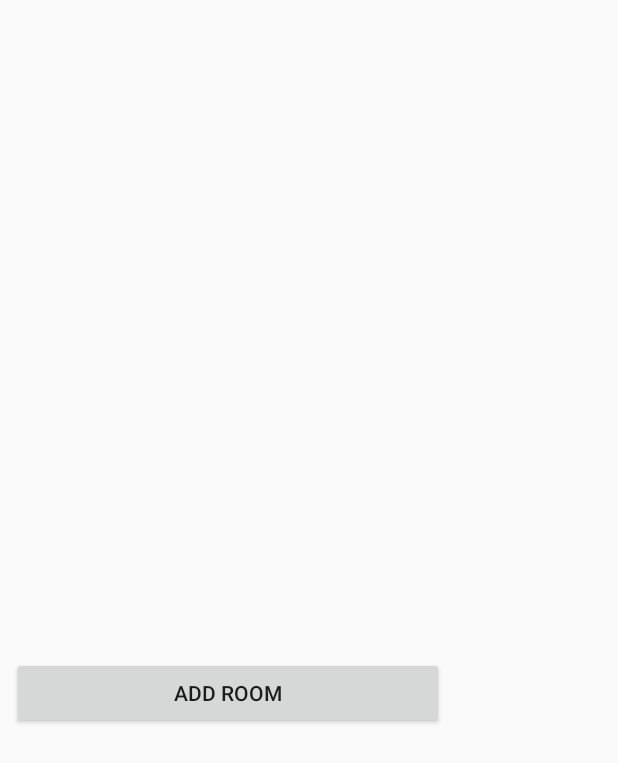
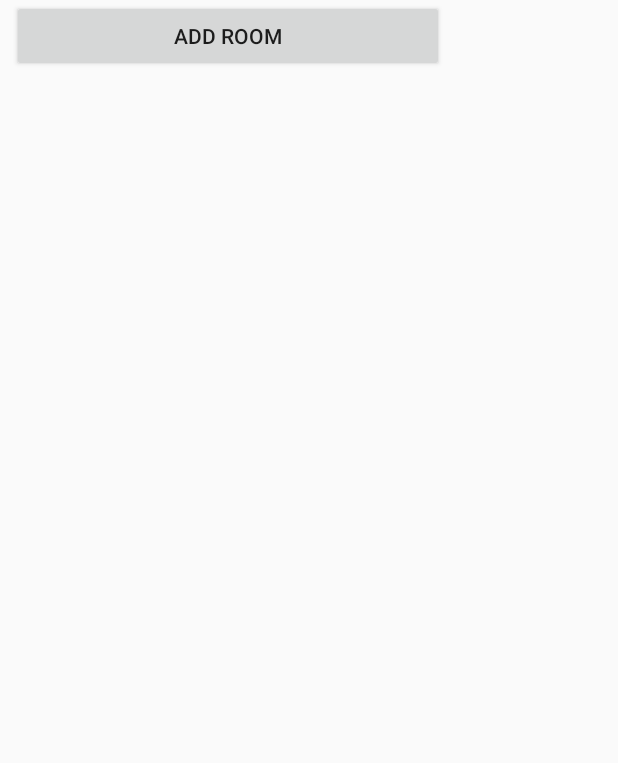
Before and after one commit to sidchristos/FindYourGuy, an Android app: the layout fragment_my_rooms.xml on its own in the app's theme, with its tools: preview values and no code run, on a phone screen of 412 x 824 dp. Shown: the top 763 px of the screen. Run offline under Robolectric (Android 15) with nearby library versions, the phone set to English and light mode, and no system bars.

Commit message:
No Errors

```diff
--- a/app/src/main/res/layout/activity_main_logged.xml
+++ b/app/src/main/res/layout/activity_main_logged.xml
@@ -62,6 +62,10 @@
                     layout="@layout/fragment_my_rooms"
                     android:layout_width="0dp"
                     android:layout_height="0dp"
+                    android:layout_marginBottom="0dp"
+                    android:layout_marginLeft="0dp"
+                    android:layout_marginRight="0dp"
+                    android:layout_marginTop="0dp"
                     app:layout_constraintBottom_toBottomOf="parent"
                     app:layout_constraintLeft_toLeftOf="parent"
                     app:layout_constraintRight_toRightOf="parent"
--- a/app/src/main/res/layout/fragment_my_rooms.xml
+++ b/app/src/main/res/layout/fragment_my_rooms.xml
@@ -2,10 +2,7 @@
     xmlns:app="http://schemas.android.com/apk/res-auto"
     xmlns:tools="http://schemas.android.com/tools"
     android:layout_width="match_parent"
-    android:layout_height="match_parent"
-    tools:context="com.example.threedots.findyourguy.Ui.MyRoomsFragment">
-
-    <!-- TODO: Update blank fragment layout -->
+    android:layout_height="match_parent">
 
     <android.support.constraint.ConstraintLayout
         android:layout_width="304dp"
@@ -13,39 +10,39 @@
         tools:layout_editor_absoluteY="8dp"
         tools:layout_editor_absoluteX="8dp">
 
+        <android.support.v7.widget.RecyclerView
+            android:id="@+id/recMyRooms"
+            android:layout_width="0dp"
+            android:layout_height="0dp"
+            android:layout_marginBottom="8dp"
+            android:layout_marginEnd="8dp"
+            android:layout_marginLeft="16dp"
+            android:layout_marginRight="16dp"
+            android:layout_marginStart="8dp"
+            app:layout_constraintBottom_toBottomOf="parent"
+            app:layout_constraintHorizontal_bias="0.0"
+            app:layout_constraintLeft_toLeftOf="parent"
+            app:layout_constraintRight_toRightOf="parent"
+            app:layout_constraintTop_toBottomOf="@+id/btAddRoom"
+            app:layout_constraintVertical_bias="0.0" />
+
         <Button
             android:id="@+id/btAddRoom"
             android:layout_width="0dp"
             android:layout_height="wrap_content"
-            android:layout_marginBottom="7dp"
-            android:layout_marginEnd="8dp"
-            android:layout_marginLeft="8dp"
-            android:layout_marginRight="8dp"
-            android:layout_marginStart="8dp"
-            android:text="Add Room"
+            android:layout_marginBottom="8dp"
+            android:layout_marginLeft="16dp"
+            android:layout_marginRight="16dp"
+            android:text="@string/add_room"
             app:layout_constraintBottom_toBottomOf="parent"
-            app:layout_constraintHorizontal_bias="0.0"
             app:layout_constraintLeft_toLeftOf="parent"
             app:layout_constraintRight_toRightOf="parent"
+            app:layout_constraintHorizontal_bias="0.0"
+            android:layout_marginStart="8dp"
+            android:layout_marginEnd="8dp"
             app:layout_constraintTop_toTopOf="parent"
-            android:layout_marginTop="8dp"
-            app:layout_constraintVertical_bias="1.0" />
-
-        <android.support.v7.widget.RecyclerView
-            android:id="@+id/recMyRooms"
-            android:layout_width="0dp"
-            android:layout_height="0dp"
-            android:layout_marginEnd="8dp"
-            android:layout_marginLeft="8dp"
-            android:layout_marginRight="8dp"
-            android:layout_marginStart="8dp"
-            android:layout_marginTop="8dp"
-            app:layout_constraintHorizontal_bias="0.0"
-            app:layout_constraintLeft_toLeftOf="parent"
-            app:layout_constraintRight_toRightOf="parent"
-            app:layout_constraintTop_toTopOf="parent"
-            android:layout_marginBottom="8dp"
-            app:layout_constraintBottom_toTopOf="@+id/btAddRoom" />
+            android:layout_marginTop="0dp"
+            app:layout_constraintVertical_bias="0.0" />
     </android.support.constraint.ConstraintLayout>
 
 </android.support.constraint.ConstraintLayout>
--- a/app/src/main/res/values/strings.xml
+++ b/app/src/main/res/values/strings.xml
@@ -16,4 +16,5 @@
     <string name="explore">Explore</string>
     <string name="my_rooms">My Rooms</string>
     <string name="contacts">Contacts</string>
+    <string name="add_room">Add Room</string>
 </resources>
```
Also changed, not shown: app/src/main/java/com/example/threedots/findyourguy/Common/MainActivityLogged.java (+2 -5 lines), app/src/main/java/com/example/threedots/findyourguy/Data/DaoRoom.java (+3 -6 lines).
